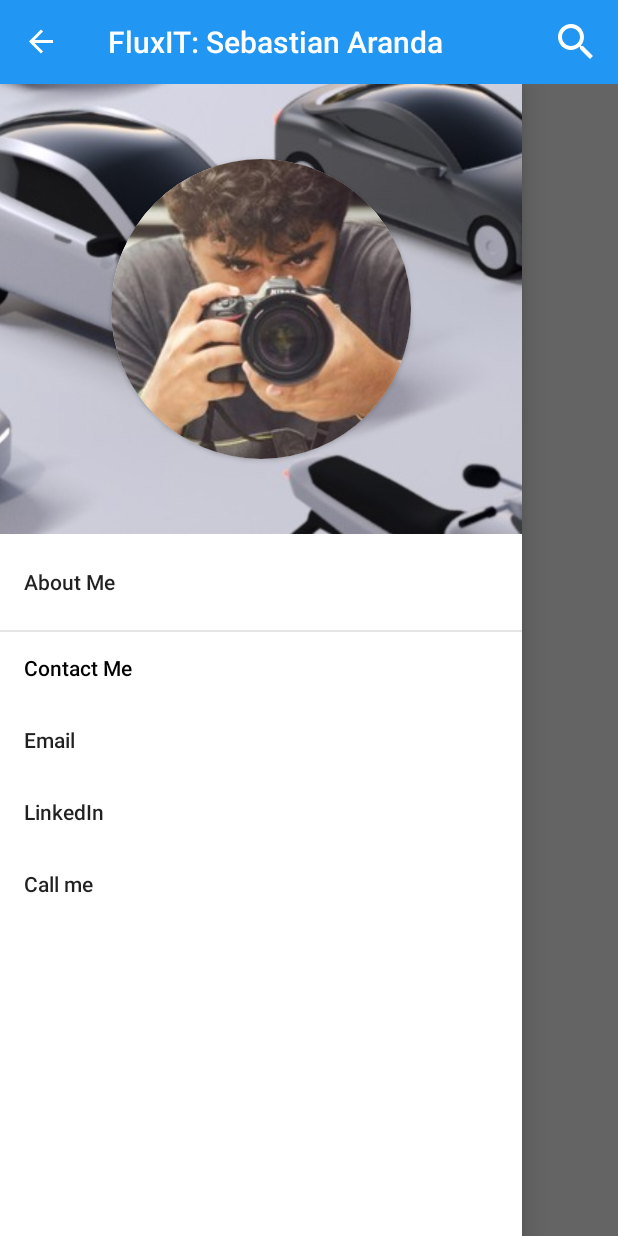
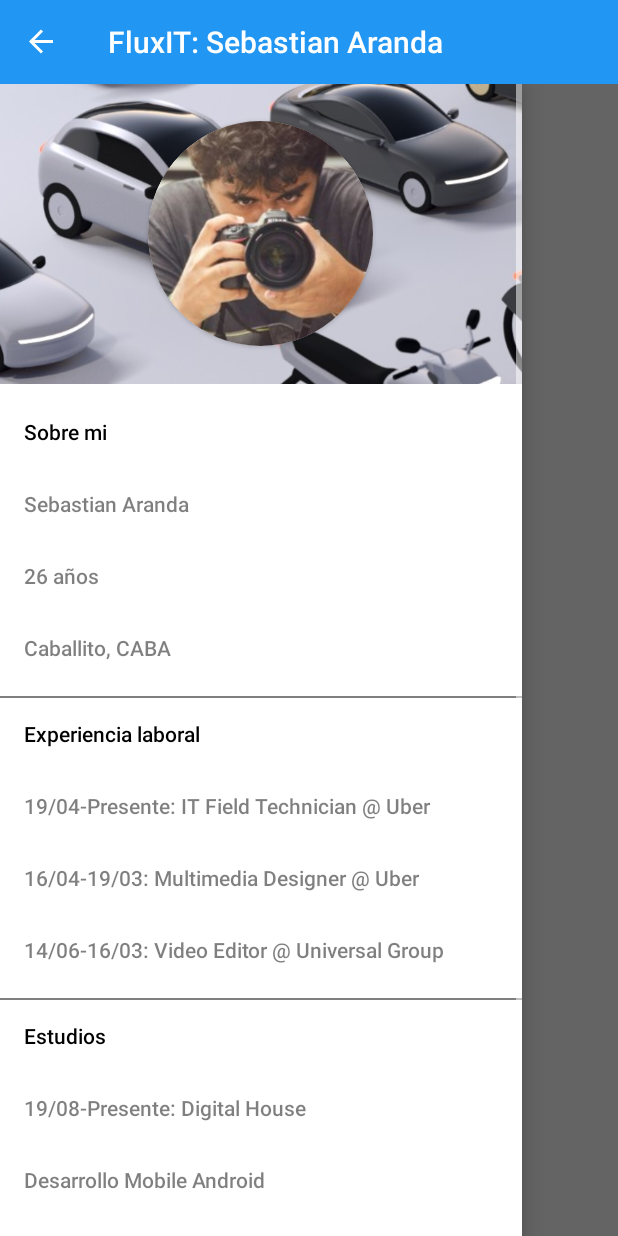
Before and after one commit to sebastianaranda/ArandaSebastian_APIRandomUser_DesafioTecnico, an Android app: the screen it shows after launch (MainActivity), with the side drawer open, on a phone screen of 412 x 824 dp. Run offline under Robolectric (Android 15) with nearby library versions, the phone set to English and light mode, and no system bars; pictures from the network do not load.

Commit message:
Actualizo menu en Navigation, y detalles menores

```diff
--- a/app/src/main/java/com/arandasebastian/fluxit_desafiotecnico/model/UserDAO.java
+++ b/app/src/main/java/com/arandasebastian/fluxit_desafiotecnico/model/UserDAO.java
@@ -26,8 +26,7 @@ public class UserDAO extends UsersRetrofitDAO {
 
             @Override
             public void onFailure(Call<ContainerUsers> call, Throwable t) {
-                //TODO: borrar esta linea
-                Log.d("Error","Falló el pedido");
+                Log.d("Error","Falló el pedido.");
             }
         });
     }
--- a/app/src/main/java/com/arandasebastian/fluxit_desafiotecnico/view/MainActivity.java
+++ b/app/src/main/java/com/arandasebastian/fluxit_desafiotecnico/view/MainActivity.java
@@ -8,24 +8,21 @@ import androidx.drawerlayout.widget.DrawerLayout;
 import androidx.fragment.app.Fragment;
 import android.content.Intent;
 import android.os.Bundle;
-import android.view.Menu;
 import android.view.MenuItem;
 import com.arandasebastian.fluxit_desafiotecnico.R;
 import com.arandasebastian.fluxit_desafiotecnico.model.User;
 import com.google.android.material.navigation.NavigationView;
 
-public class MainActivity extends AppCompatActivity implements UsersListFragment.FragmentUserListener, NavigationView.OnNavigationItemSelectedListener {
-
-    private DrawerLayout drawerLayout;
+public class MainActivity extends AppCompatActivity implements UsersListFragment.FragmentUserListener, NavigationView.OnNavigationItemSelectedListener{
 
     @Override
     protected void onCreate(Bundle savedInstanceState) {
         super.onCreate(savedInstanceState);
         setContentView(R.layout.activity_main);
-        drawerLayout = findViewById(R.id.main_activity_drawer_layout);
+        DrawerLayout drawerLayout = findViewById(R.id.main_activity_drawer_layout);
         NavigationView navigationView = findViewById(R.id.main_activity_navigation_view);
         navigationView.setNavigationItemSelectedListener(this);
-        Toolbar toolbar = findViewById(R.id.toolbar_main_activity);
+        Toolbar toolbar = findViewById(R.id.custom_toolbar);
         setSupportActionBar(toolbar);
         ActionBarDrawerToggle toggle = new ActionBarDrawerToggle(this, drawerLayout, toolbar,R.string.txt_drawer_open,R.string.txt_drawer_close);
         drawerLayout.addDrawerListener(toggle);
@@ -54,10 +51,4 @@ public class MainActivity extends AppCompatActivity implements UsersListFragment
         return false;
     }
 
-    @Override
-    public boolean onCreateOptionsMenu(Menu menu) {
-        getMenuInflater().inflate(R.menu.toolbar_menu,menu);
-        return true;
-    }
-
 }
--- a/app/src/main/java/com/arandasebastian/fluxit_desafiotecnico/view/UserProfileActivity.java
+++ b/app/src/main/java/com/arandasebastian/fluxit_desafiotecnico/view/UserProfileActivity.java
@@ -40,7 +40,7 @@ public class UserProfileActivity extends AppCompatActivity implements OnMapReady
         super.onCreate(savedInstanceState);
         setContentView(R.layout.activity_user_profile);
 
-        toolbar = findViewById(R.id.toolbar_user__profile_activity);
+        toolbar = findViewById(R.id.custom_toolbar_user_profile);
         setSupportActionBar(toolbar);
         ActionBar actionBar = getSupportActionBar();
         actionBar.setDisplayHomeAsUpEnabled(true);
--- a/app/src/main/java/com/arandasebastian/fluxit_desafiotecnico/view/UsersAdapter.java
+++ b/app/src/main/java/com/arandasebastian/fluxit_desafiotecnico/view/UsersAdapter.java
@@ -5,7 +5,6 @@ import android.view.View;
 import android.view.ViewGroup;
 import android.widget.ImageView;
 import android.widget.TextView;
-import android.widget.Toast;
 import androidx.annotation.NonNull;
 import androidx.recyclerview.widget.RecyclerView;
 import com.arandasebastian.fluxit_desafiotecnico.R;
@@ -60,8 +59,6 @@ public class UsersAdapter extends RecyclerView.Adapter<UsersAdapter.UsersViewHol
             itemView.setOnClickListener(new View.OnClickListener() {
                 @Override
                 public void onClick(View v) {
-                    //TODO: cambiar comportamiento al hacer click
-                    Toast.makeText(itemView.getContext(), "HICISTE CLICK", Toast.LENGTH_SHORT).show();
                     User selectedUser = userList.get(getAdapterPosition());
                     userAdapterListener.sendSelectedUser(selectedUser);
                 }
@@ -70,7 +67,6 @@ public class UsersAdapter extends RecyclerView.Adapter<UsersAdapter.UsersViewHol
 
         public void setUser(User user){
             txtFirstName.setText(user.getName().getFirstName());
-            //TODO: agregar codigo para cargar imagen del usuario
             Glide.with(itemView)
                     .load(user.getPictures().getPictureLarge())
                     .placeholder(R.drawable.img_profile_placeholder)
--- a/app/src/main/java/com/arandasebastian/fluxit_desafiotecnico/view/UsersListFragment.java
+++ b/app/src/main/java/com/arandasebastian/fluxit_desafiotecnico/view/UsersListFragment.java
@@ -2,13 +2,11 @@ package com.arandasebastian.fluxit_desafiotecnico.view;
 
 import android.content.Context;
 import android.os.Bundle;
-
 import androidx.annotation.NonNull;
 import androidx.fragment.app.Fragment;
 import androidx.recyclerview.widget.LinearLayoutManager;
 import androidx.recyclerview.widget.RecyclerView;
 import androidx.swiperefreshlayout.widget.SwipeRefreshLayout;
-
 import android.view.LayoutInflater;
 import android.view.View;
 import android.view.ViewGroup;
@@ -55,7 +53,6 @@ public class UsersListFragment extends Fragment implements UsersAdapter.UserAdap
         });
         recyclerView.setLayoutManager(new LinearLayoutManager(getContext(),RecyclerView.VERTICAL,false));
         recyclerView.setAdapter(usersAdapter);
-
         pullToRefresh.setOnRefreshListener(new SwipeRefreshLayout.OnRefreshListener() {
             @Override
             public void onRefresh() {
--- a/app/src/main/res/layout/activity_main.xml
+++ b/app/src/main/res/layout/activity_main.xml
@@ -5,10 +5,6 @@
     android:layout_width="match_parent"
     android:layout_height="match_parent"
     tools:context=".view.MainActivity">
-
-    <include
-        android:id="@+id/toolbar_main_activity"
-        layout="@layout/toolbar" />
 
     <androidx.drawerlayout.widget.DrawerLayout
         android:id="@+id/main_activity_drawer_layout"
@@ -29,8 +25,16 @@
             android:background="@color/colorWhite"
             android:theme="@style/NavigationView"
             app:headerLayout="@layout/header_navigation"
-            app:menu="@menu/main_menu" />
+            app:menu="@menu/main_menu"
+            app:itemTextColor="@color/colorGray"/>
 
     </androidx.drawerlayout.widget.DrawerLayout>
 
+    <androidx.appcompat.widget.Toolbar
+        android:id="@+id/custom_toolbar"
+        android:layout_width="match_parent"
+        android:layout_height="?actionBarSize"
+        android:background="@color/colorPrimary"
+        app:titleTextColor="@color/colorWhite" />
+
 </FrameLayout>
--- a/app/src/main/res/layout/header_navigation.xml
+++ b/app/src/main/res/layout/header_navigation.xml
@@ -10,20 +10,20 @@
         android:scaleType="centerCrop"
         android:src="@drawable/bg_header_navigation"
         android:layout_width="match_parent"
-        android:layout_height="300dp"/>
+        android:layout_height="200dp"/>
 
     <androidx.cardview.widget.CardView
         android:id="@+id/header_card_view"
         android:layout_width="wrap_content"
         android:layout_height="wrap_content"
         android:layout_centerInParent="true"
-        app:cardCornerRadius="100dp"
+        app:cardCornerRadius="75dp"
         app:cardPreventCornerOverlap="true">
 
         <ImageView
             android:id="@+id/header_me_profile_image"
-            android:layout_width="200dp"
-            android:layout_height="200dp"
+            android:layout_width="150dp"
+            android:layout_height="150dp"
             android:src="@drawable/img_me_profile"
             android:layout_centerInParent="true"/>
 
--- a/app/src/main/res/layout/toolbar.xml
+++ /dev/null
@@ -1,9 +0,0 @@
-<?xml version="1.0" encoding="utf-8"?>
-<androidx.appcompat.widget.Toolbar xmlns:android="http://schemas.android.com/apk/res/android"
-    xmlns:app="http://schemas.android.com/apk/res-auto"
-    android:id="@+id/custom_toolbar"
-    android:layout_width="match_parent"
-    android:layout_height="?actionBarSize"
-    android:background="@color/colorPrimary"
-    app:titleTextColor="@color/colorWhite">
-</androidx.appcompat.widget.Toolbar>
--- a/app/src/main/res/menu/main_menu.xml
+++ b/app/src/main/res/menu/main_menu.xml
@@ -1,21 +1,25 @@
 <?xml version="1.0" encoding="utf-8"?>
 <menu xmlns:android="http://schemas.android.com/apk/res/android">
-    <item
-        android:id="@+id/main_menu_about_me"
-        android:title="About Me"/>
-    <item
-        android:id="@+id/title_contact_me"
-        android:title="Contact Me">
+    <item android:title="Sobre mi">
         <menu>
-            <item
-                android:id="@+id/main_menu_email"
-                android:title="Email"/>
-            <item
-                android:id="@+id/main_menu_linkedin"
-                android:title="LinkedIn"/>
-            <item
-                android:id="@+id/main_menu_call_me"
-                android:title="Call me"/>
+            <item android:title="@string/dev_name"/>
+            <item android:title="@string/dev_age"/>
+            <item android:title="@string/dev_address"/>
+        </menu>
+    </item>
+    <item android:title="@string/dev_work_experience">
+        <menu>
+            <item android:title="@string/dev_work_it_uber"/>
+            <item android:title="@string/dev_work_designer_uber"/>
+            <item android:title="@string/dev_work_editor_universal"/>
+        </menu>
+    </item>
+    <item android:title="@string/dev_education">
+        <menu>
+            <item android:title="@string/dev_education_dh"/>
+            <item android:title="@string/dev_education_dh_android"/>
+            <item android:title="@string/dev_education_davinci"/>
+            <item android:title="@string/dev_education_davinci_designer"/>
         </menu>
     </item>
 </menu>
--- a/app/src/main/res/menu/toolbar_menu.xml
+++ /dev/null
@@ -1,12 +0,0 @@
-<?xml version="1.0" encoding="utf-8"?>
-<menu
-    xmlns:android="http://schemas.android.com/apk/res/android"
-    xmlns:app="http://schemas.android.com/apk/res-auto">
-    <item
-        android:id="@+id/toolbar_menu_search"
-        android:title="Search"
-        android:icon="@drawable/ic_search_white_64dp"
-        app:showAsAction="always"
-        android:orderInCategory="1"
-        android:iconTint="@color/colorWhite"/>
-</menu>
--- a/app/src/main/res/values/colors.xml
+++ b/app/src/main/res/values/colors.xml
@@ -5,5 +5,5 @@
     <color name="colorAccent">#4CAF50</color>
     <color name="colorWhite">#FFFFFF</color>
     <color name="colorBlack">#000000</color>
-    <color name="colorGray">#1A000000</color>
+    <color name="colorGray">#80000000</color>
 </resources>
--- a/app/src/main/res/values/strings.xml
+++ b/app/src/main/res/values/strings.xml
@@ -7,4 +7,26 @@
     <!-- DRAWER -->
     <string name="txt_drawer_open">Abrir menu lateral</string>
     <string name="txt_drawer_close">Cerrar menu lateral</string>
+    <string name="dev_name">Sebastian Aranda</string>
+    <string name="dev_age">26 años</string>
+    <string name="dev_address">Caballito, CABA</string>
+    <string name="dev_work_experience">Experiencia laboral</string>
+    <string name="dev_work_it_uber">19/04-Presente: IT Field Technician @ Uber</string>
+    <string name="dev_work_designer_uber">16/04-19/03: Multimedia Designer @ Uber</string>
+    <string name="dev_work_editor_universal">14/06-16/03: Video Editor @ Universal Group</string>
+    <string name="dev_education">Estudios</string>
+    <string name="dev_education_dh">19/08-Presente: Digital House</string>
+    <string name="dev_education_dh_android">Desarrollo Mobile Android</string>
+    <string name="dev_education_davinci">2011-2014: Instituto DaVinci</string>
+    <string name="dev_education_davinci_designer">Diseñador Multimedial</string>
+
+    <!-- USER PROFILE -->
+    <string name="user_last_name">Apellido</string>
+    <string name="user_first_name">Nombre</string>
+    <string name="user_phone">Telefono:</string>
+    <string name="user_cell">Celular:</string>
+    <string name="user_email">Email:</string>
+    <string name="user_country">Nacionalidad:</string>
+    <string name="user_location">Ubicacion</string>
+
 </resources>
```
Also changed, not shown: app/src/main/AndroidManifest.xml (+3 -18 lines), app/src/main/java/com/arandasebastian/fluxit_desafiotecnico/model/User.java (+6 -5 lines), app/src/main/java/com/arandasebastian/fluxit_desafiotecnico/model/usermodel/Location.java (+0 -16 lines), app/src/main/java/com/arandasebastian/fluxit_desafiotecnico/model/usermodel/Pictures.java (+0 -7 lines), app/src/main/res/layout/activity_user_profile.xml (+20 -16 lines).
